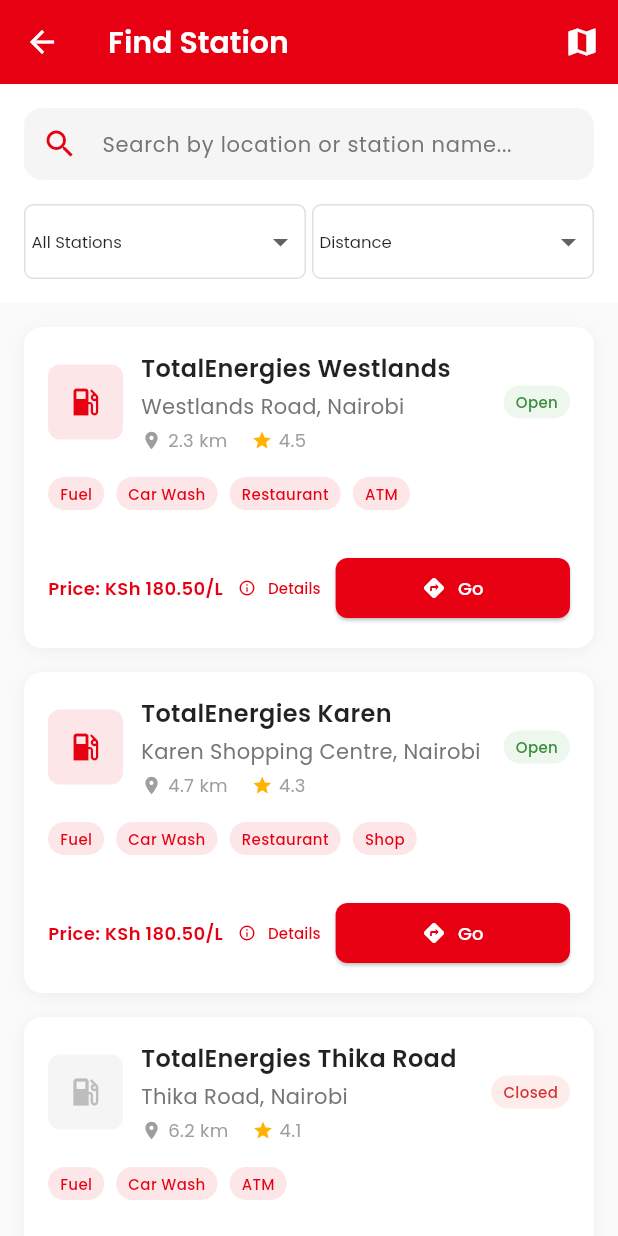
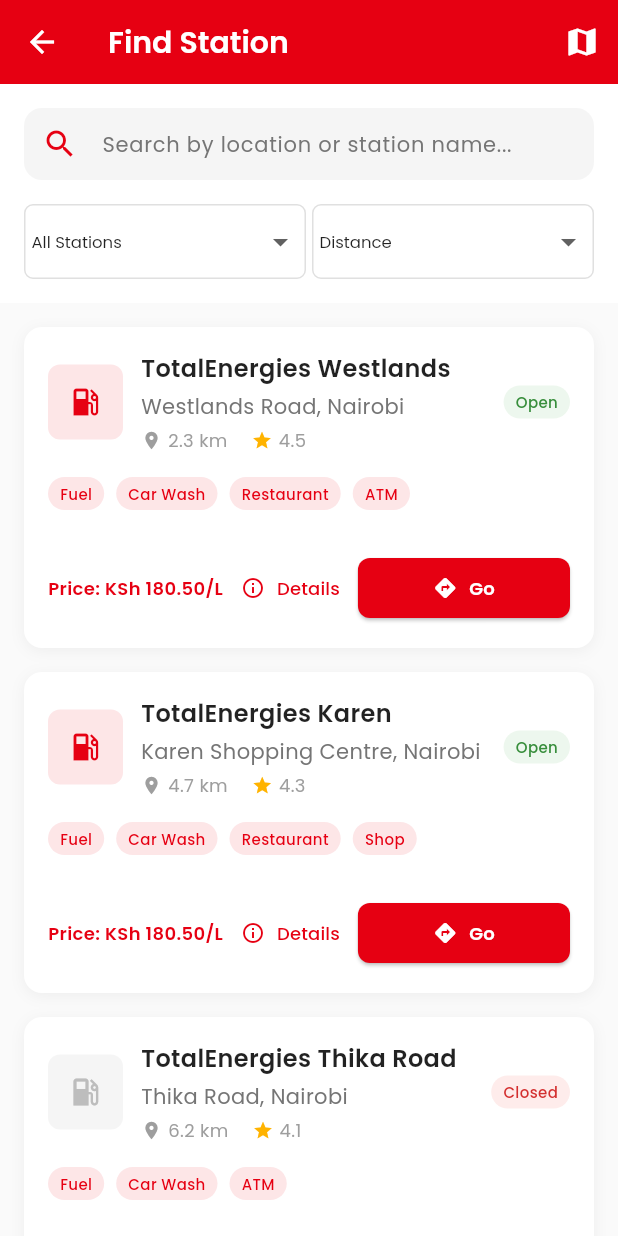
Before and after one commit to boazomare1/totalenergies-app, a Flutter app: the StationFinderScreen screen opened directly, after a tap on "View List", on a phone screen of 412 x 824 dp. Run offline on Flutter 3.47's test engine with Material 3 defaults, Android fonts, the phone set to English and light mode, and no system bars; our stand-ins replace file_picker, firebase_core, firebase_messaging, flutter_local_notifications, flutter_secure_storage, geocoding and 8 more; accounts and stored records are empty; generated files the repository leaves out were written again.

Commit message:
fix: Improve Station Locator button text visibility
- Increased Details button font size from 10 to 12
- Increased Details button icon size from 12 to 16
- Added GoogleFonts.poppins styling for better readability
- Improved button padding for better touch targets
- Enhanced Go button text styling for consistency
- Fixed second button text not showing issue

```diff
--- a/lib/screens/station_finder_screen.dart
+++ b/lib/screens/station_finder_screen.dart
@@ -568,15 +568,22 @@
                   },
                   icon: const Icon(
                     Icons.info_outline,
-                    size: 12,
+                    size: 16,
                     color: Color(0xFFE60012),
                   ),
-                  label: const Text('Details', style: TextStyle(fontSize: 10)),
+                  label: Text(
+                    'Details',
+                    style: GoogleFonts.poppins(
+                      fontSize: 12,
+                      fontWeight: FontWeight.w500,
+                      color: const Color(0xFFE60012),
+                    ),
+                  ),
                   style: TextButton.styleFrom(
                     foregroundColor: const Color(0xFFE60012),
                     padding: const EdgeInsets.symmetric(
-                      horizontal: 6,
-                      vertical: 4,
+                      horizontal: 8,
+                      vertical: 6,
                     ),
                   ),
                 ),
@@ -592,7 +599,14 @@
                             }
                             : null,
                     icon: const Icon(Icons.directions, size: 16),
-                    label: const Text('Go', style: TextStyle(fontSize: 12)),
+                    label: Text(
+                      'Go',
+                      style: GoogleFonts.poppins(
+                        fontSize: 12,
+                        fontWeight: FontWeight.w600,
+                        color: Colors.white,
+                      ),
+                    ),
                     style: ElevatedButton.styleFrom(
                       backgroundColor: const Color(0xFFE60012),
                       foregroundColor: Colors.white,
```
